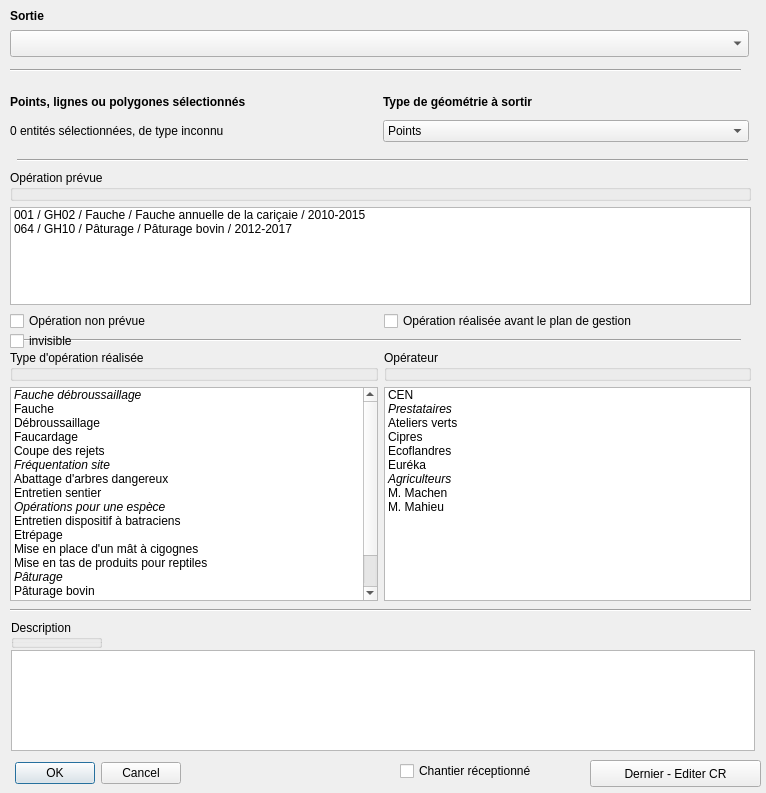
VincentD/bdtravaux, file ui_operation.ui: the form before one commit.
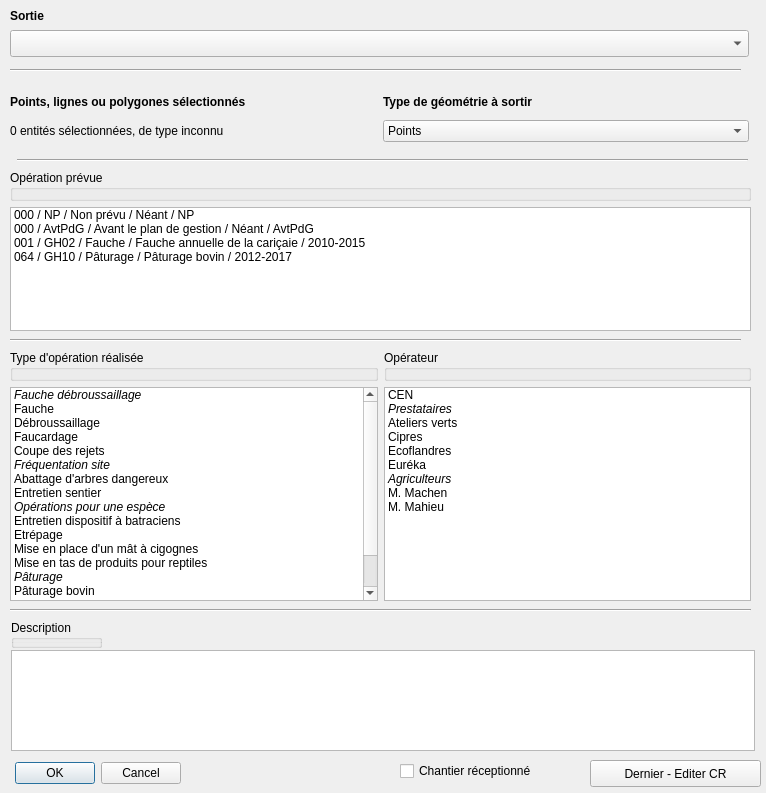
The form after the commit.

Commit message: Issue #21 : revenu à une gestion des opérations non prévues ou avant plan de gestion par la liste gestrev (et non des cases à cocher). Code de gestion de la listecréé dans Operationdialog.py.

Diff of the .ui file:
```diff
--- a/ui_operation.ui
+++ b/ui_operation.ui
@@ -243,26 +243,7 @@
     <enum>Qt::Horizontal</enum>
    </property>
   </widget>
-  <widget class="QCheckBox" name="chx_invisible">
-   <property name="enabled">
-    <bool>true</bool>
-   </property>
-   <property name="geometry">
-    <rect>
-     <x>10</x>
-     <y>330</y>
-     <width>97</width>
-     <height>22</height>
-    </rect>
-   </property>
-   <property name="text">
-    <string>invisible</string>
-   </property>
-   <attribute name="buttonGroup">
-    <string notr="true">grp_np_avtpg</string>
-   </attribute>
-  </widget>
-  <widget class="QWidget" name="">
+  <widget class="QWidget" name="layoutWidget">
    <property name="geometry">
     <rect>
      <x>10</x>
@@ -281,6 +262,16 @@
     </item>
     <item>
      <widget class="QListWidget" name="opprev">
+      <item>
+       <property name="text">
+        <string>000 / NP / Non prévu / Néant / NP </string>
+       </property>
+      </item>
+      <item>
+       <property name="text">
+        <string>000 / AvtPdG / Avant le plan de gestion / Néant / AvtPdG</string>
+       </property>
+      </item>
       <item>
        <property name="text">
         <string>001 / GH02 / Fauche / Fauche annuelle de la cariçaie / 2010-2015</string>
@@ -293,33 +284,9 @@
       </item>
      </widget>
     </item>
-    <item>
-     <layout class="QHBoxLayout" name="lyt_np_avtpdg">
-      <item>
-       <widget class="QCheckBox" name="chx_openp">
-        <property name="text">
-         <string>Opération non prévue</string>
-        </property>
-        <attribute name="buttonGroup">
-         <string notr="true">grp_np_avtpg</string>
-        </attribute>
-       </widget>
-      </item>
-      <item>
-       <widget class="QCheckBox" name="chx_avtpg">
-        <property name="text">
-         <string>Opération réalisée avant le plan de gestion</string>
-        </property>
-        <attribute name="buttonGroup">
-         <string notr="true">grp_np_avtpg</string>
-        </attribute>
-       </widget>
-      </item>
-     </layout>
-    </item>
    </layout>
   </widget>
-  <widget class="QWidget" name="">
+  <widget class="QWidget" name="layoutWidget">
    <property name="geometry">
     <rect>
      <x>10</x>
```
The commit also changes 1 other file.
